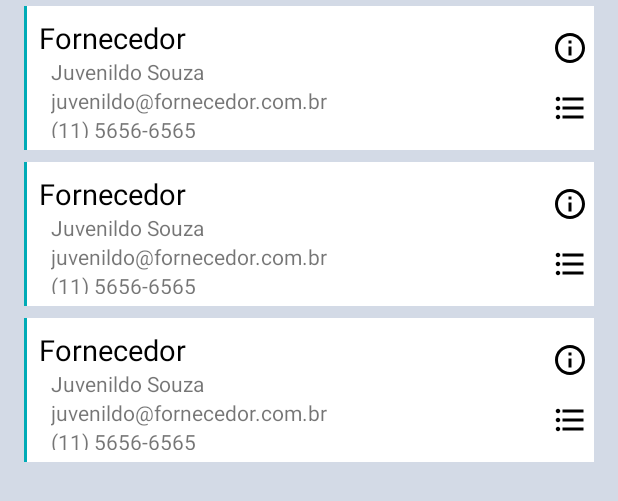
After one commit to CRC-Mismatch/ConectaTri, an Android app: the layout content_suppliers_list.xml on its own in the app's theme, with its tools: preview values and no code run, on a phone screen of 412 x 824 dp. The commit adds this screen. Shown: the top 501 px of the screen. Run offline under Robolectric (Android 15) with nearby library versions, the phone set to English and light mode, and no system bars.

Commit message:
Add SuppliersListActivity main activity for listing suppliers

```diff
--- /dev/null
+++ b/app/src/main/res/layout/content_suppliers_list.xml
@@ -0,0 +1,17 @@
+<?xml version="1.0" encoding="utf-8"?>
+<layout
+    xmlns:android="http://schemas.android.com/apk/res/android"
+    xmlns:tools="http://schemas.android.com/tools"
+    >
+
+    <android.support.v7.widget.RecyclerView
+        android:id="@+id/list"
+        android:layout_width="match_parent"
+        android:layout_height="match_parent"
+        android:clipChildren="false"
+        android:clipToPadding="false"
+        android:gravity="center"
+        android:orientation="vertical"
+        tools:listitem="@layout/item_supplier">
+    </android.support.v7.widget.RecyclerView>
+</layout>
--- /dev/null
+++ b/app/src/main/res/layout/item_supplier.xml
@@ -0,0 +1,86 @@
+<?xml version="1.0" encoding="utf-8"?>
+<layout xmlns:android="http://schemas.android.com/apk/res/android"
+        xmlns:app="http://schemas.android.com/apk/res-auto"
+        xmlns:tools="http://schemas.android.com/tools">
+
+    <LinearLayout
+        android:layout_width="match_parent"
+        android:layout_height="96dp"
+        android:layout_marginEnd="16dp"
+        android:layout_marginStart="16dp"
+        android:layout_marginTop="4dp"
+        android:layout_marginBottom="4dp"
+        android:background="@android:color/white"
+        android:orientation="horizontal">
+
+        <View
+            android:id="@+id/v_deco"
+            android:layout_width="2dp"
+            android:layout_height="match_parent"
+            android:background="@color/lightBlue"/>
+
+        <LinearLayout
+            android:layout_width="0dp"
+            android:layout_height="match_parent"
+            android:layout_weight="1"
+            android:gravity="center_vertical"
+            android:orientation="vertical"
+            android:padding="8dp">
+
+            <TextView
+                android:id="@+id/txt_supplier_name"
+                android:layout_width="wrap_content"
+                android:layout_height="wrap_content"
+                android:textColor="@android:color/black"
+                android:textSize="19sp"
+                tools:text="Fornecedor "/>
+
+            <TextView
+                android:id="@+id/txt_contact_name"
+                android:layout_width="wrap_content"
+                android:layout_height="wrap_content"
+                android:layout_marginStart="8dp"
+                android:textSize="14sp"
+                tools:text="Juvenildo Souza"/>
+
+            <TextView
+                android:id="@+id/txt_contact_email"
+                android:layout_width="wrap_content"
+                android:layout_height="wrap_content"
+                android:layout_marginStart="8dp"
+                android:textSize="14sp"
+                tools:text="juvenildo@fornecedor.com.br"/>
+
+            <TextView
+                android:id="@+id/txt_contact_phone"
+                android:layout_width="wrap_content"
+                android:layout_height="wrap_content"
+                android:layout_marginStart="8dp"
+                android:textSize="14sp"
+                tools:text="(11) 5656-6565"/>
+        </LinearLayout>
+
+        <LinearLayout
+            android:layout_width="wrap_content"
+            android:layout_height="match_parent"
+            android:orientation="vertical"
+            android:gravity="center_vertical">
+
+            <ImageButton
+                android:id="@+id/btn_edit"
+                android:layout_width="32dp"
+                android:layout_height="32dp"
+                android:padding="8dp"
+                android:background="@android:color/white"
+                app:srcCompat="@drawable/ic_info_gray"/>
+            <ImageButton
+                android:id="@+id/btn_delete"
+                android:layout_width="32dp"
+                android:layout_height="32dp"
+                android:layout_marginTop="8dp"
+                android:padding="8dp"
+                android:background="@android:color/white"
+                app:srcCompat="@drawable/ic_list_gray"/>
+        </LinearLayout>
+    </LinearLayout>
+</layout>
--- a/app/src/main/res/values/strings.xml
+++ b/app/src/main/res/values/strings.xml
@@ -21,6 +21,7 @@
 
     <string name="action_settings">Settings</string>
     <string name="title_activity_quote_type">Que tipo de cotação?</string>
+    <string name="title_activity_suppliers_list">SuppliersListActivity</string>
 
 
 </resources>
```
Also changed, not shown: app/src/main/AndroidManifest.xml (+12 -6 lines), app/src/main/java/br/com/wemind/marketplacetribanco/activities/SuppliersListActivity.java (added, +47 -0 lines), app/src/main/java/br/com/wemind/marketplacetribanco/adapters/SupplierAdapter.java (added, +76 -0 lines), app/src/main/res/layout/activity_suppliers_list.xml (added, +34 -0 lines).
